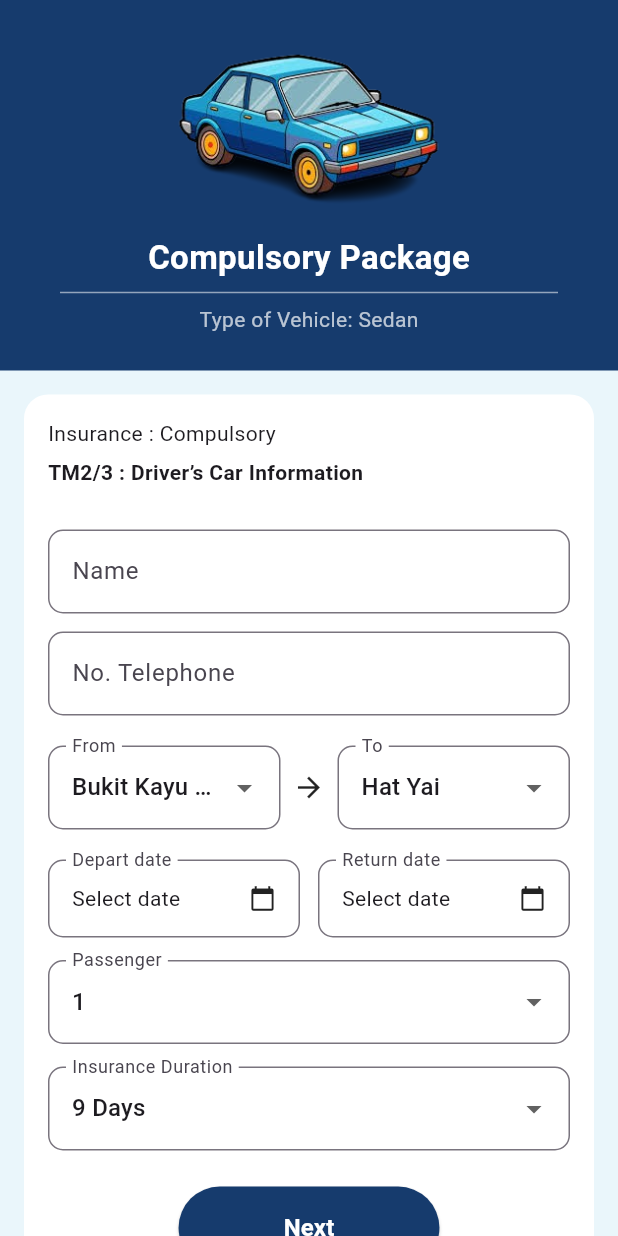
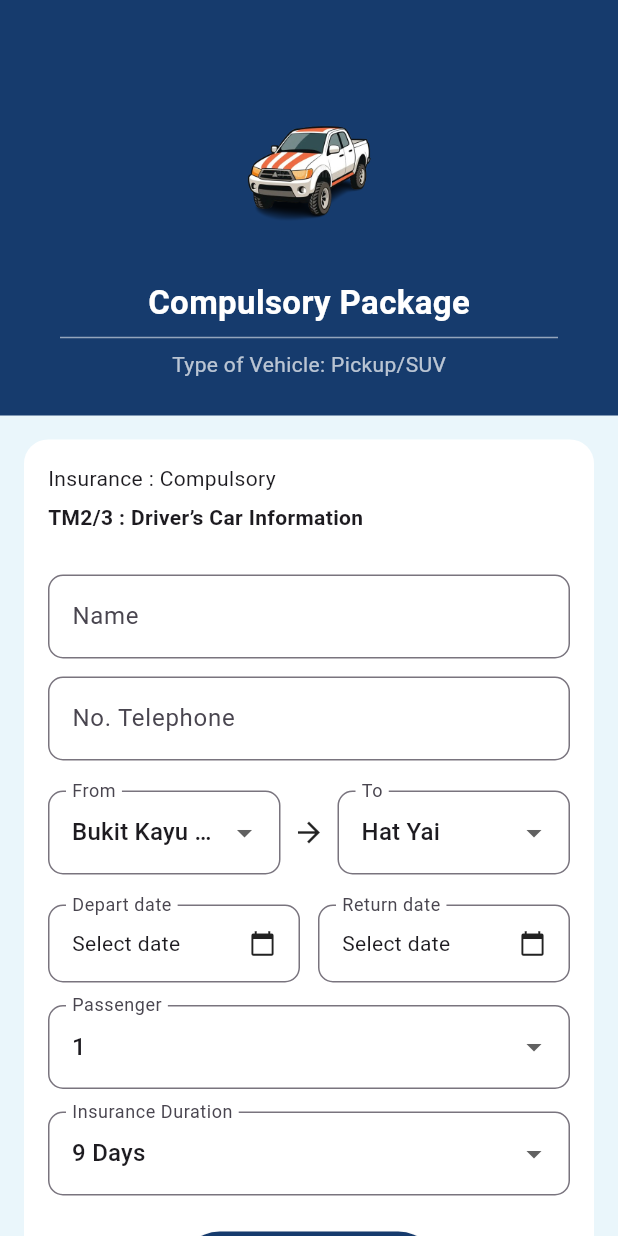
Before and after one commit to danial191202/ThaiDriveSecure-FYP2026-, a Flutter app: the HomePage screen opened directly, after a tap on "Pickup/SUV", on a phone screen of 412 x 824 dp. Run offline on Flutter 3.47's test engine with Material 3 defaults, Android fonts, the phone set to English and light mode, and no system bars; our stand-ins replace cloud_firestore, firebase_auth, firebase_core, firebase_storage, image_picker; accounts and stored records are empty.

Commit message:
done make calculation for each vehicle in compulsory

```diff
--- a/lib/pages/compIns_page.dart
+++ b/lib/pages/compIns_page.dart
@@ -2,20 +2,24 @@ import 'package:flutter/material.dart';
 import 'package:flutter/services.dart';
 import 'package:thaidrivesecure/pages/compInsUpload_page.dart';
 
-class compIns extends StatefulWidget {
-  const compIns({super.key});
+class CompIns extends StatefulWidget {
+  final String vehicleType;
+
+  const CompIns({
+    super.key,
+    required this.vehicleType,
+  });
 
   @override
-  State<compIns> createState() => _compInsState();
+  State<CompIns> createState() => _CompInsState();
 }
 
-class _compInsState extends State<compIns> {
+class _CompInsState extends State<CompIns> {
   final _formKey = GlobalKey<FormState>();
 
   final _nameController = TextEditingController();
   final _phoneController = TextEditingController();
 
-  // ================= LOCATIONS =================
   final List<String> fromPlaces = [
     "Bukit Kayu Hitam",
     "Wang Kelian",
@@ -43,10 +47,18 @@ class _compInsState extends State<compIns> {
   bool isLoading = false;
   bool isPressed = false;
 
-  // ================= INSURANCE DURATION =================
   String _duration = "9 Days";
 
-  final List<String> durationList = [
+  List<String> get durationList {
+    if (widget.vehicleType == "Motorcycle") {
+      return [
+        "3 Months",
+        "6 Months",
+        "1 Year",
+      ];
+    }
+
+    return [
       "9 Days",
       "19 Days",
       "1 Month",
@@ -54,8 +66,8 @@ class _compInsState extends State<compIns> {
       "6 Months",
       "1 Year",
     ];
+  }
 
-  // ================= DATE FORMAT =================
   String formatDate(DateTime? date) {
     if (date == null) return "";
     return "${date.day}/${date.month}/${date.year}";
@@ -66,7 +78,39 @@ class _compInsState extends State<compIns> {
     return _returnDate!.difference(_departDate!).inDays + 1;
   }
 
-  // ================= SUBMIT =================
+  String get vehicleImage {
+    switch (widget.vehicleType) {
+      case "Pickup/SUV":
+        return "assets/suv.png";
+      case "MPV":
+        return "assets/mpv.png";
+      case "Motorcycle":
+        return "assets/motorcycle.png";
+      case "Sedan":
+      default:
+        return "assets/sedan1.png";
+    }
+  }
+
+  @override
+  void initState() {
+    super.initState();
+
+    // Make sure default duration is valid for selected vehicle
+    if (widget.vehicleType == "Motorcycle") {
+      _duration = "3 Months";
+    } else {
+      _duration = "9 Days";
+    }
+  }
+
+  @override
+  void dispose() {
+    _nameController.dispose();
+    _phoneController.dispose();
+    super.dispose();
+  }
+
   Future<void> submit() async {
     if (!_formKey.currentState!.validate() ||
         _departDate == null ||
@@ -85,6 +129,8 @@ class _compInsState extends State<compIns> {
 
     await Future.delayed(const Duration(seconds: 1));
 
+    if (!mounted) return;
+
     setState(() {
       isLoading = false;
       isPressed = false;
@@ -100,15 +146,15 @@ class _compInsState extends State<compIns> {
           whenDate:
               "${formatDate(_departDate)} – ${formatDate(_returnDate)} ($totalDays days)",
           passengerCount: _passenger,
-
-          // ✅ FIXED (use correct variable)
           duration: _duration,
+          vehicleType: widget.vehicleType,
+          departDate: _departDate!,
+          returnDate: _returnDate!,
         ),
       ),
     );
   }
 
-  // ================= UI =================
   @override
   Widget build(BuildContext context) {
     return Scaffold(
@@ -117,14 +163,14 @@ class _compInsState extends State<compIns> {
         padding: const EdgeInsets.only(bottom: 24),
         child: Column(
           children: [
-            // HEADER
             Container(
               width: double.infinity,
               padding: const EdgeInsets.symmetric(vertical: 24),
               decoration: const BoxDecoration(color: Color(0xFF163B6D)),
               child: Column(
                 children: [
-                  Image.asset('assets/sedan1.png', height: 120),
+                  const SizedBox(height: 30),
+                  Image.asset(vehicleImage, height: 120),
                   const SizedBox(height: 12),
                   const Text(
                     "Compulsory Package",
@@ -140,15 +186,14 @@ class _compInsState extends State<compIns> {
                     indent: 40,
                     endIndent: 40,
                   ),
-                  const Text(
-                    "Type of Vehicle: Sedan",
-                    style: TextStyle(color: Colors.white70),
+                  Text(
+                    "Type of Vehicle: ${widget.vehicleType}",
+                    style: const TextStyle(color: Colors.white70),
                   ),
                 ],
               ),
             ),
 
-            // FORM
             Container(
               margin: const EdgeInsets.all(16),
               padding: const EdgeInsets.all(16),
@@ -156,20 +201,17 @@ class _compInsState extends State<compIns> {
                 color: Colors.white,
                 borderRadius: BorderRadius.circular(16),
               ),
-
               child: Form(
                 key: _formKey,
                 child: Column(
                   crossAxisAlignment: CrossAxisAlignment.start,
                   children: [
-
                     const Text("Insurance : Compulsory"),
                     const SizedBox(height: 6),
                     const Text(
                       "TM2/3 : Driver’s Car Information",
                       style: TextStyle(fontWeight: FontWeight.bold),
                     ),
-
                     const SizedBox(height: 16),
 
                     inputField(
@@ -191,7 +233,6 @@ class _compInsState extends State<compIns> {
 
                     const SizedBox(height: 20),
 
-                    // FROM & TO
                     Row(
                       children: [
                         Expanded(
@@ -218,7 +259,6 @@ class _compInsState extends State<compIns> {
 
                     const SizedBox(height: 20),
 
-                    // DATES
                     Row(
                       children: [
                         Expanded(
@@ -243,9 +283,7 @@ class _compInsState extends State<compIns> {
                             },
                           ),
                         ),
-
                         const SizedBox(width: 12),
-
                         Expanded(
                           child: calendarField(
                             label: "Return date",
@@ -287,7 +325,6 @@ class _compInsState extends State<compIns> {
 
                     const SizedBox(height: 15),
 
-                    // ✅ INSURANCE DURATION (MAIN FIX)
                     dropdown(
                       "Insurance Duration",
                       _duration,
@@ -338,7 +375,6 @@ class _compInsState extends State<compIns> {
     );
   }
 
-  // ================= INPUT FIELD =================
   Widget inputField(
     String label,
     TextEditingController controller, {
@@ -364,7 +400,6 @@ class _compInsState extends State<compIns> {
     );
   }
 
-  // ================= DROPDOWN =================
   Widget dropdown(
     String label,
     String value,
@@ -388,7 +423,6 @@ class _compInsState extends State<compIns> {
     );
   }
 
-  // ================= DATE PICKER =================
   Widget calendarField({
     required String label,
     required String value,
--- a/lib/screens/home_page.dart
+++ b/lib/screens/home_page.dart
@@ -33,6 +33,8 @@ class _HomePageState extends State<HomePage> {
     super.initState();
 
     _timer = Timer.periodic(const Duration(seconds: 4), (timer) {
+      if (!_pageController.hasClients) return;
+
       _currentSlide = (_currentSlide + 1) % promoImages.length;
 
       _pageController.animateToPage(
@@ -54,19 +56,15 @@ class _HomePageState extends State<HomePage> {
   Widget build(BuildContext context) {
     return Scaffold(
       backgroundColor: const Color(0xFFEAF6FB),
-
       appBar: AppBar(
         backgroundColor: Colors.transparent,
         elevation: 0,
         title: const Text("Home Page", style: TextStyle(color: Colors.black)),
         centerTitle: true,
       ),
-
       bottomNavigationBar: bottomNav(),
-
       body: SingleChildScrollView(
         padding: const EdgeInsets.all(16),
-
         child: Column(
           crossAxisAlignment: CrossAxisAlignment.start,
           children: [
@@ -135,33 +133,38 @@ class _HomePageState extends State<HomePage> {
   // ================= PACKAGE SLIDER =================
 
   Widget packageCompulsorySlider() {
-    final packages = ["Sedan", "Pickup/SUV", "MPV", "Motorcycle"];
+    final packages = [
+      {"title": "Sedan", "vehicleType": "Sedan"},
+      {"title": "Pickup/SUV", "vehicleType": "Pickup/SUV"},
+      {"title": "MPV", "vehicleType": "MPV"},
+      {"title": "Motorcycle", "vehicleType": "Motorcycle"},
+    ];
 
     return SizedBox(
-      height: 130,
+      height: 170,
       child: ListView.builder(
         scrollDirection: Axis.horizontal,
         itemCount: packages.length,
+        itemBuilder: (context, index) {
+          final package = packages[index];
+          final title = package["title"]!;
+          final vehicleType = package["vehicleType"]!;
 
-        itemBuilder: (context, index) {
           return GestureDetector(
             onTap: () {
               Navigator.push(
                 context,
                 MaterialPageRoute(
-                  builder: (_) => compIns(),
+                  builder: (_) => CompIns(vehicleType: vehicleType),
                 ),
               );
             },
-
             child: Container(
-              width: 120,
+              width: 150,
               margin: const EdgeInsets.only(right: 12),
-
               decoration: BoxDecoration(
                 color: Colors.white,
                 borderRadius: BorderRadius.circular(14),
-
                 boxShadow: const [
                   BoxShadow(
                     color: Colors.black12,
@@ -170,21 +173,23 @@ class _HomePageState extends State<HomePage> {
                   ),
                 ],
               ),
-
               child: Column(
                 mainAxisAlignment: MainAxisAlignment.center,
                 children: [
                   Image.asset(
-                    getVehicleIcon(packages[index]),
-                    width: 80,
-                    height: 80,
+                    getVehicleIcon(title),
+                    width: 90,
+                    height: 90,
+                    fit: BoxFit.contain,
                   ),
-
-                  const SizedBox(height: 10),
-
+                  const SizedBox(height: 12),
                   Text(
-                    packages[index],
-                    style: const TextStyle(fontWeight: FontWeight.w600),
+                    title,
+                    textAlign: TextAlign.center,
+                    style: const TextStyle(
+                      fontWeight: FontWeight.w600,
+                      fontSize: 15,
+                    ),
                   ),
                 ],
               ),
@@ -196,11 +201,91 @@ class _HomePageState extends State<HomePage> {
   }
 
   Widget packageCompulsoryVoluntarySlider() {
-    return packageCompulsorySlider();
+    final packages = ["Sedan", "Pickup/SUV", "MPV", "Motorcycle"];
+
+    return SizedBox(
+      height: 170,
+      child: ListView.builder(
+        scrollDirection: Axis.horizontal,
+        itemCount: packages.length,
+        itemBuilder: (context, index) {
+          return Container(
+            width: 150,
+            margin: const EdgeInsets.only(right: 12),
+            decoration: BoxDecoration(
+              color: Colors.white,
+              borderRadius: BorderRadius.circular(14),
+              boxShadow: const [
+                BoxShadow(
+                  color: Colors.black12,
+                  blurRadius: 6,
+                  offset: Offset(0, 3),
+                ),
+              ],
+            ),
+            child: Column(
+              mainAxisAlignment: MainAxisAlignment.center,
+              children: [
+                Image.asset(
+                  getVehicleIcon(packages[index]),
+                  width: 90,
+                  height: 90,
+                ),
+                const SizedBox(height: 12),
+                Text(
+                  packages[index],
+                  style: const TextStyle(fontWeight: FontWeight.w600),
+                ),
+              ],
+            ),
+          );
+        },
+      ),
+    );
   }
 
   Widget packageCompulsoryVoluntaryPlusSlider() {
-    return packageCompulsorySlider();
+    final packages = ["Sedan", "Pickup/SUV", "MPV" , "Motorcycle"];
+
+    return SizedBox(
+      height: 170,
+      child: ListView.builder(
+        scrollDirection: Axis.horizontal,
+        itemCount: packages.length,
+        itemBuilder: (context, index) {
+          return Container(
+            width: 150,
+            margin: const EdgeInsets.only(right: 12),
+            decoration: BoxDecoration(
+              color: Colors.white,
+              borderRadius: BorderRadius.circular(14),
+              boxShadow: const [
+                BoxShadow(
+                  color: Colors.black12,
+                  blurRadius: 6,
+                  offset: Offset(0, 3),
+                ),
+              ],
+            ),
+            child: Column(
+              mainAxisAlignment: MainAxisAlignment.center,
+              children: [
+                Image.asset(
+                  getVehicleIcon(packages[index]),
+                  width: 90,
+                  height: 90,
+                ),
+                const SizedBox(height: 12),
+                Text(
+                  packages[index],
+                  style: const TextStyle(fontWeight: FontWeight.w600),
+                ),
+              ],
+            ),
+          );
+        },
+      ),
+    );
   }
 
   // ================= ICON =================
@@ -209,16 +294,12 @@ class _HomePageState extends State<HomePage> {
     switch (type) {
       case "Sedan":
         return "assets/sedan1.png";
-
       case "Pickup/SUV":
         return "assets/suv.png";
-
       case "MPV":
         return "assets/mpv.png";
-
       case "Motorcycle":
         return "assets/motorcycle.png";
-
       default:
         return "assets/sedan1.png";
     }
@@ -241,30 +322,24 @@ class _HomePageState extends State<HomePage> {
     return Container(
       margin: const EdgeInsets.only(bottom: 16),
       padding: const EdgeInsets.all(14),
-
       decoration: BoxDecoration(
         color: Colors.white,
         borderRadius: BorderRadius.circular(14),
         border: Border.all(color: Colors.black26),
       ),
-
       child: Row(
         children: [
           Container(
             width: 80,
             height: 80,
             padding: const EdgeInsets.all(8),
-
             decoration: BoxDecoration(
               color: const Color(0xFFEAF6FB),
               borderRadius: BorderRadius.circular(12),
             ),
-
             child: Image.asset(imagePath),
           ),
-
           const SizedBox(width: 12),
-
           Expanded(
             child: Column(
               crossAxisAlignment: CrossAxisAlignment.start,
@@ -273,9 +348,7 @@ class _HomePageState extends State<HomePage> {
                   title,
                   style: const TextStyle(fontWeight: FontWeight.bold),
                 ),
-
                 const SizedBox(height: 6),
-
                 Text(
                   description,
                   style: const TextStyle(fontSize: 13, color: Colors.black54),
@@ -283,7 +356,6 @@ class _HomePageState extends State<HomePage> {
               ],
             ),
           ),
-
           const Icon(Icons.arrow_forward_ios, size: 16),
         ],
       ),
@@ -295,14 +367,10 @@ class _HomePageState extends State<HomePage> {
   Widget bottomNav() {
     return BottomNavigationBar(
       backgroundColor: const Color(0xFF163B6D),
-
       selectedItemColor: Colors.white,
       unselectedItemColor: Colors.white70,
-
       type: BottomNavigationBarType.fixed,
-
       currentIndex: _selectedIndex,
-
       onTap: (index) {
         if (index == _selectedIndex) return;
 
@@ -333,17 +401,13 @@ class _HomePageState extends State<HomePage> {
             break;
         }
       },
-
       items: const [
         BottomNavigationBarItem(icon: Icon(Icons.home), label: "Home"),
-
         BottomNavigationBarItem(
           icon: Icon(Icons.check_circle),
           label: "Status",
         ),
-
         BottomNavigationBarItem(icon: Icon(Icons.history), label: "History"),
-
         BottomNavigationBarItem(icon: Icon(Icons.settings), label: "Setting"),
       ],
     );
@@ -359,9 +423,7 @@ class PromotionCard extends StatelessWidget {
   Widget build(BuildContext context) {
     return Card(
       shape: RoundedRectangleBorder(borderRadius: BorderRadius.circular(16)),
-
       clipBehavior: Clip.antiAlias,
-
       child: Image.asset(imagePath, fit: BoxFit.cover, width: double.infinity),
     );
   }
```
Also changed, not shown: lib/pages/compInsSubmit_page.dart (+71 -31 lines), lib/pages/compInsUpload_page.dart (+11 -42 lines). Lines whose indentation alone changed are shown as unchanged.
